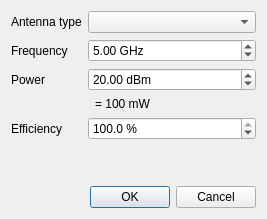
Old version of the form Source/emitterdialog.ui in the repository mathphi/ELEC-H415_5G-Small-Cells.
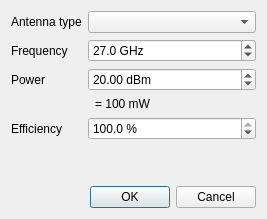
New version of the form.

Diff of the .ui file:
```diff
--- a/Source/emitterdialog.ui
+++ b/Source/emitterdialog.ui
@@ -38,8 +38,11 @@
        <property name="suffix">
         <string> GHz</string>
        </property>
+       <property name="decimals">
+        <number>1</number>
+       </property>
        <property name="minimum">
-        <double>0.100000000000000</double>
+        <double>1.000000000000000</double>
        </property>
        <property name="maximum">
         <double>100.000000000000000</double>
@@ -48,7 +51,7 @@
         <double>0.100000000000000</double>
        </property>
        <property name="value">
-        <double>5.000000000000000</double>
+        <double>27.000000000000000</double>
        </property>
       </widget>
      </item>
```
Left out of the diff: 2 changed lines with no effect on the pictures.
